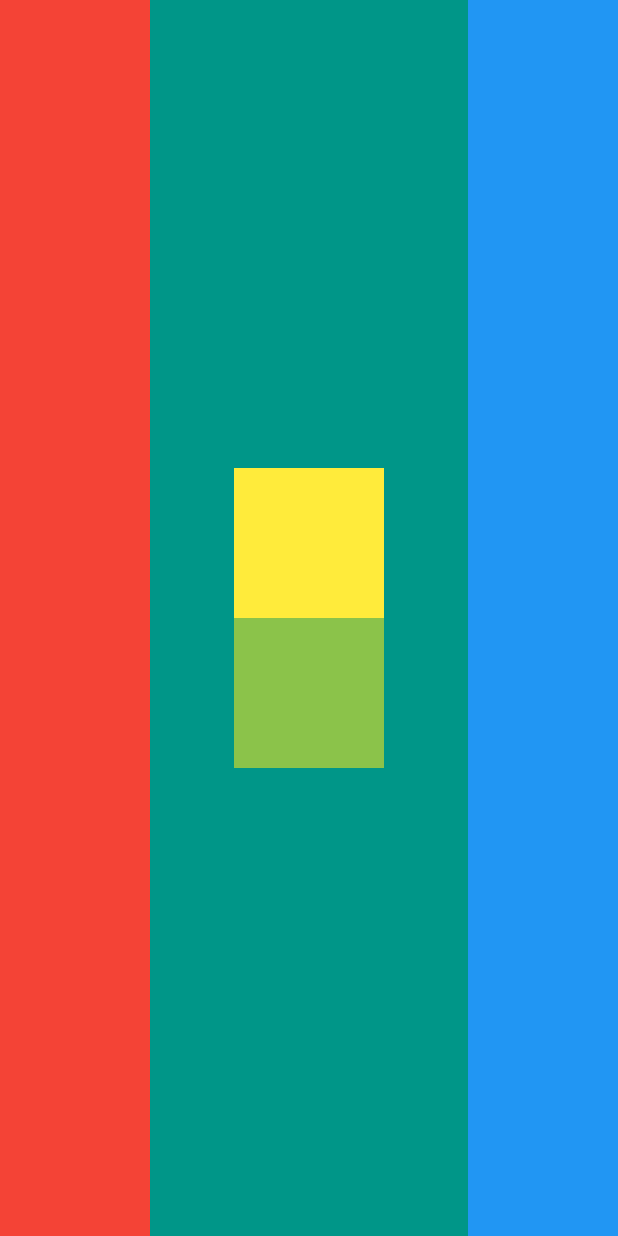
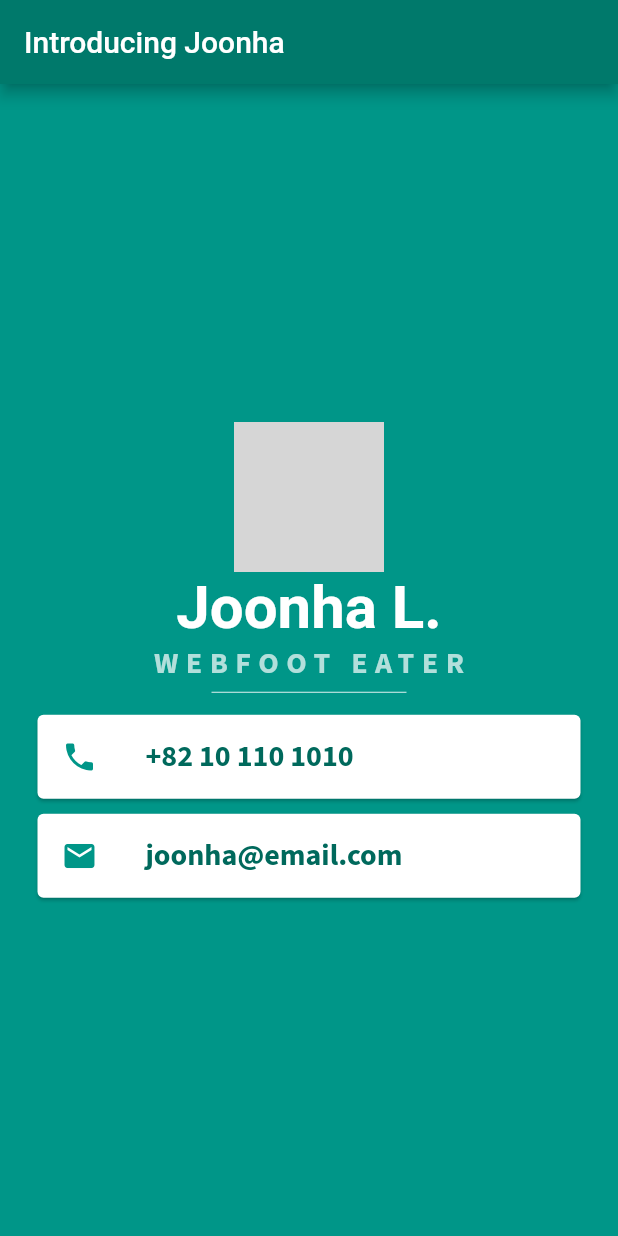
Before and after one commit to joonha97/flutter_tutorials, a Flutter app: the screen it shows after launch, on a phone screen of 412 x 824 dp. Run offline on Flutter 3.47's test engine with Material 2 defaults, Android fonts, the phone set to English and light mode, and no system bars; Roboto replaces fonts that are missing (PixelifySans); grey boxes are pictures that could not be loaded.

Commit message:
micard done.

```diff
--- a/lib/main.dart
+++ b/lib/main.dart
@@ -12,40 +12,82 @@ class MyApp extends StatelessWidget {
     return MaterialApp(
         home: Scaffold(
       backgroundColor: Colors.teal,
-            // appBar: AppBar(
-            //   title: const Text('joonhacard'),
-            // ),
+      appBar: AppBar(
+        backgroundColor: Colors.teal.shade700,
+        title: const Text('Introducing Joonha'),
+      ),
       body: SafeArea(
-              child: Row(
-                mainAxisAlignment: MainAxisAlignment.spaceBetween,
-                children: [
-                  Container(
-                    width: 100,
-                    color: Colors.red,
-                  ),
-                  Container(
         child: Column(
           mainAxisAlignment: MainAxisAlignment.center,
-                      children: [
-                        Container(
-                          width: 100,
-                          height: 100,
-                          color: Colors.yellow,
+          children: <Widget>[
+            CircleAvatar(
+              radius: 50,
+              // backgroundColor: Colors.green,
+              backgroundImage: AssetImage('images/270.png'),
             ),
-                        Container(
-                          width: 100,
-                          height: 100,
-                          color: Colors.lightGreen,
-                        )
+            Text(
+              'Joonha L.',
+              style: TextStyle(
+                  fontSize: 40,
+                  color: Colors.white,
+                  fontWeight: FontWeight.bold,
+                  fontFamily: 'PixelifySans'),
+            ),
+            Text(
+              'WEBFOOT EATER',
+              style: TextStyle(
+                  fontSize: 20,
+                  fontFamily: 'SourceSans3',
+                  fontWeight: FontWeight.bold,
+                  color: Colors.teal.shade100,
+                  letterSpacing: 5),
+            ),
+            SizedBox(
+              height: 10,
+              width: 130,
+              child: Divider(
+                color: Colors.teal.shade50,
+              ),
+            ),
+            Card(
+              // color: Colors.white, // default: white
+              margin: EdgeInsets.fromLTRB(25, 10, 25, 0),
+              child: ListTile(
+                leading: Icon(
+                  Icons.phone,
+                  color: Colors.teal,
+                ),
+                title: Text(
+                  '+82 10 110 1010',
+                  style: TextStyle(
+                      fontFamily: 'SourceSans3',
+                      fontSize: 20,
+                      color: Colors.teal.shade800,
+                      fontWeight: FontWeight.bold),
+                ),
+              ),
+            ),
+            Card(
+              // color: Colors.white, // default: white
+              margin: EdgeInsets.fromLTRB(25, 10, 25, 0),
+              child: ListTile(
+                leading: Icon(
+                  Icons.mail,
+                  color: Colors.teal,
+                ),
+                title: Text(
+                  'joonha@email.com',
+                  style: TextStyle(
+                      fontFamily: 'SourceSans3',
+                      fontSize: 20,
+                      color: Colors.teal.shade800,
+                      fontWeight: FontWeight.bold),
+                ),
+              ),
+            ),
           ],
         ),
       ),
-                  Container(
-                    width: 100,
-                    color: Colors.blue,
-                  )
-                ],
-              ),
-            )));
+    ));
   }
 }
```
Also changed, not shown: pubspec.yaml (+10 -3 lines). Lines whose indentation alone changed are shown as unchanged.
